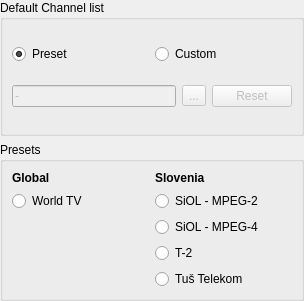
Old version of the form src/ui/SelectPlaylist.ui in the repository ntadej/tano.
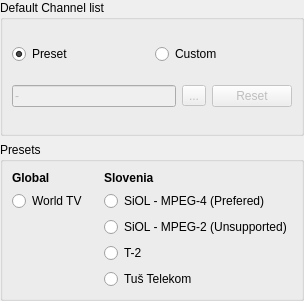
New version of the form.

Commit message: Some Windows compile fixes and playlist updates

The edit to the form file:
```diff
--- a/src/ui/SelectPlaylist.ui
+++ b/src/ui/SelectPlaylist.ui
@@ -83,21 +83,14 @@
       <string>Presets</string>
      </property>
      <layout class="QGridLayout" name="gridLayout_8">
-      <item row="1" column="1">
-       <widget class="QRadioButton" name="radioSiol2">
-        <property name="text">
-         <string notr="true">SiOL - MPEG-2</string>
-        </property>
-       </widget>
-      </item>
       <item row="2" column="1">
-       <widget class="QRadioButton" name="radioSiol4">
+       <widget class="QRadioButton" name="radioSiol2">
         <property name="text">
-         <string notr="true">SiOL - MPEG-4</string>
+         <string notr="true">SiOL - MPEG-2 (Unsupported)</string>
         </property>
        </widget>
       </item>
-      <item row="3" column="1">
+      <item row="4" column="1">
        <widget class="QRadioButton" name="radioT2">
         <property name="enabled">
          <bool>true</bool>
@@ -107,7 +100,7 @@
         </property>
        </widget>
       </item>
-      <item row="4" column="1">
+      <item row="5" column="1">
        <widget class="QRadioButton" name="radioTus">
         <property name="enabled">
          <bool>true</bool>
@@ -131,6 +124,13 @@
         </property>
        </widget>
       </item>
+      <item row="1" column="1">
+       <widget class="QRadioButton" name="radioSiol4">
+        <property name="text">
+         <string notr="true">SiOL - MPEG-4 (Prefered)</string>
+        </property>
+       </widget>
+      </item>
       <item row="1" column="0">
        <widget class="QRadioButton" name="radioWorldTv">
         <property name="text">
```
The commit also changes 7 other files.
